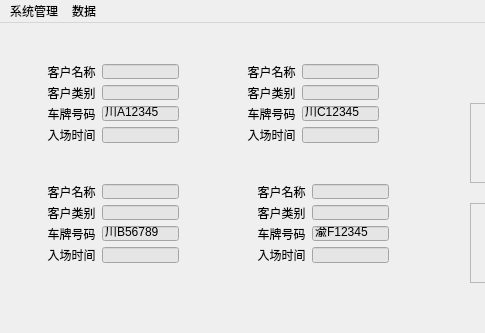
Old version of the form ParkCustomerCenter/mainwindow.ui in the repository Anne081031/ParkSolution; both pictures show x 0 to 485 and y 0 to 333 of the 1408 by 830 pixel window.
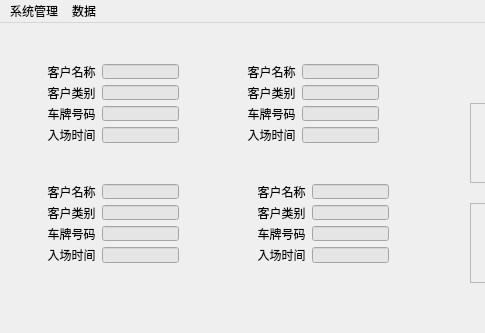
New version of the form. Icons and pictures are not drawn.

Patch:
```diff
--- a/ParkCustomerCenter/mainwindow.ui
+++ b/ParkCustomerCenter/mainwindow.ui
@@ -89,7 +89,7 @@
          <string notr="true">background-color: rgb(229, 229, 229);</string>
         </property>
         <property name="text">
-         <string>川C12345</string>
+         <string/>
         </property>
         <property name="readOnly">
          <bool>true</bool>
@@ -220,7 +220,7 @@
          <string notr="true">background-color: rgb(229, 229, 229);</string>
         </property>
         <property name="text">
-         <string>渝F12345</string>
+         <string/>
         </property>
         <property name="readOnly">
          <bool>true</bool>
@@ -325,7 +325,7 @@
          <string notr="true">background-color: rgb(229, 229, 229);</string>
         </property>
         <property name="text">
-         <string>川A12345</string>
+         <string/>
         </property>
         <property name="readOnly">
          <bool>true</bool>
@@ -441,7 +441,7 @@
          <string notr="true">background-color: rgb(229, 229, 229);</string>
         </property>
         <property name="text">
-         <string>川B56789</string>
+         <string/>
         </property>
         <property name="readOnly">
          <bool>true</bool>
```
